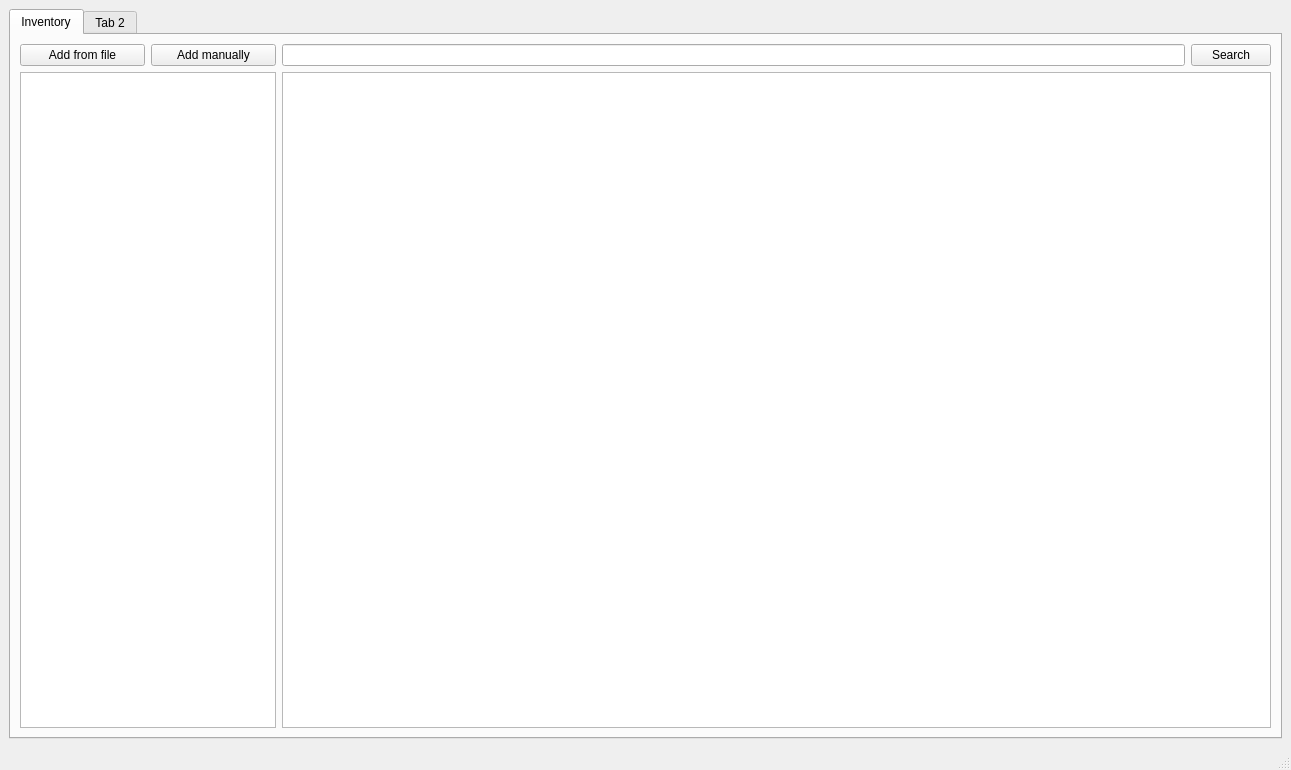
Qt form src/ui/main_window.ui (Digon84/handcraft_cost_analyzer) before a commit.
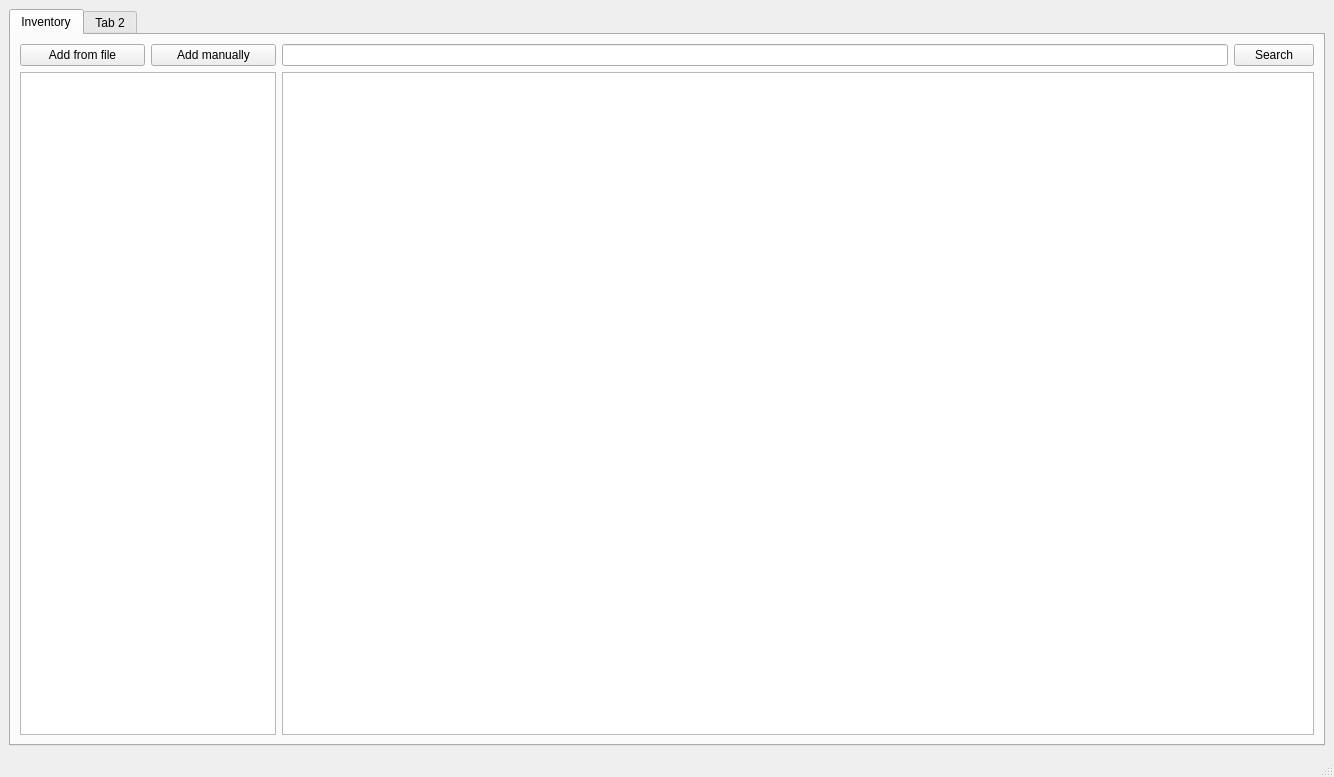
The same form after that commit. Icons and pictures are not drawn.

Commit message: Add widgets drafts

```diff
--- a/src/ui/main_window.ui
+++ b/src/ui/main_window.ui
@@ -6,8 +6,8 @@
    <rect>
     <x>0</x>
     <y>0</y>
-    <width>1291</width>
-    <height>770</height>
+    <width>1334</width>
+    <height>777</height>
    </rect>
   </property>
   <property name="windowTitle">
```
Left out of the diff: 50 changed lines with no effect on the pictures. The commit also changes 6 other files.
